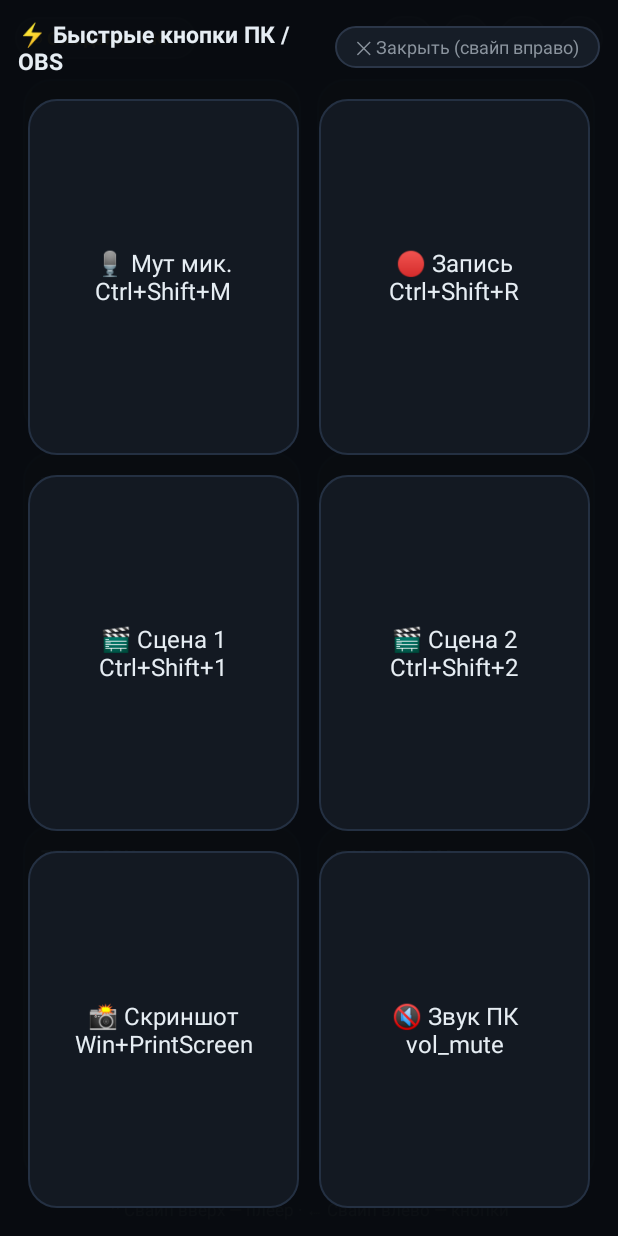
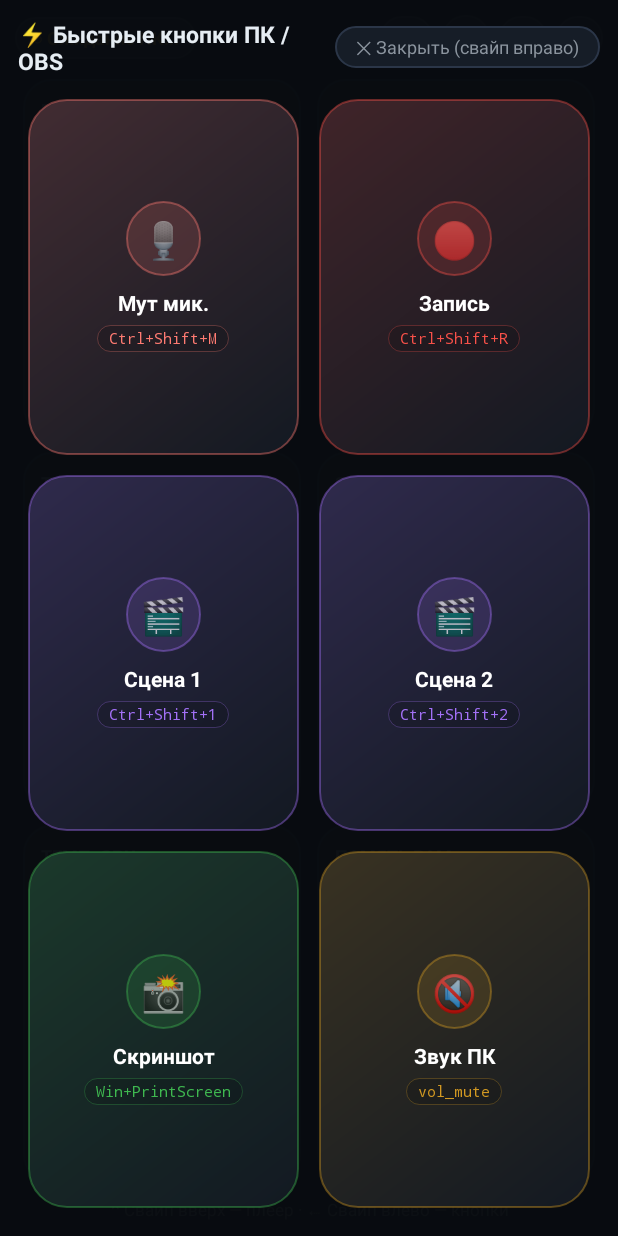
Before and after one commit to Spikpro15/Proces, an Android app: the screen it shows after launch (MainActivity), after a tap on an icon or button, on a phone screen of 412 x 824 dp. Run offline under Robolectric (Android 15) with nearby library versions, the phone set to English and light mode, and no system bars.

Commit message:
Add files via upload

```diff
--- a/android_app/app/src/main/java/com/pcmonitor/usb/MainActivity.kt
+++ b/android_app/app/src/main/java/com/pcmonitor/usb/MainActivity.kt
@@ -462,6 +462,28 @@ class MainActivity : AppCompatActivity() {
             cornerRadius = 28f
         }
 
+    private fun macroAccentFor(idx: Int, label: String): Int {
+        val low = label.lowercase()
+        return when {
+            "запис" in low || "стрим" in low || "rec" in low -> Color.parseColor("#F85149")
+            "мут" in low || "мик" in low || "mic" in low -> Color.parseColor("#FF7B72")
+            "сцен" in low || "scene" in low -> Color.parseColor("#A371F7")
+            "скрин" in low || "shot" in low -> Color.parseColor("#3FB950")
+            "звук" in low || "vol" in low -> Color.parseColor("#D29922")
+            else -> listOf("#58A6FF", "#A371F7", "#3FB950", "#FF8A50", "#F85149", "#2DD4BF")[idx % 6].let { Color.parseColor(it) }
+        }
+    }
+
+    private fun splitIconAndTitle(raw: String): Pair<String, String> {
+        val trimmed = raw.trim()
+        val sp = trimmed.indexOf(' ')
+        return if (sp in 1..4) {
+            trimmed.substring(0, sp) to trimmed.substring(sp + 1).trim()
+        } else {
+            "⚡" to trimmed
+        }
+    }
+
     private fun rebuildMacroGrid() {
         macroGrid.removeAllViews()
         val th = themes[currentTheme] ?: themes["midnight"]!!
@@ -472,27 +494,68 @@ class MainActivity : AppCompatActivity() {
         macroGrid.columnCount = cols
         macroGrid.rowCount = rows
 
+        val inflater = LayoutInflater.from(this)
         macros.forEachIndexed { idx, m ->
-            val btn = TextView(this).apply {
-                text = "${m.label}\n${m.hotkey}"
-                setTextColor(Color.parseColor("#E6EDF3"))
-                setTextSize(TypedValue.COMPLEX_UNIT_SP, 16f)
-                gravity = Gravity.CENTER
-                background = makeCardDrawable(th.card, th.border)
-                setPadding(16, 16, 16, 16)
-                setOnClickListener { v ->
-                    v.animate().scaleX(0.94f).scaleY(0.94f).setDuration(80).withEndAction {
-                        v.animate().scaleX(1f).scaleY(1f).setDuration(90).start()
+            val tile = inflater.inflate(R.layout.item_macro_tile, macroGrid, false)
+            val accent = macroAccentFor(idx, m.label)
+            val (icon, title) = splitIconAndTitle(m.label)
+
+            val softBg = Color.argb(38, Color.red(accent), Color.green(accent), Color.blue(accent))
+            val subtleBorder = Color.argb(105, Color.red(accent), Color.green(accent), Color.blue(accent))
+            val normalBg = GradientDrawable(
+                GradientDrawable.Orientation.TL_BR,
+                intArrayOf(
+                    Color.argb(255, ((Color.red(th.card) * 4 + Color.red(accent)) / 5), ((Color.green(th.card) * 4 + Color.green(accent)) / 5), ((Color.blue(th.card) * 4 + Color.blue(accent)) / 5)),
+                    th.card
+                )
+            ).apply {
+                cornerRadius = 38f
+                setStroke(2, subtleBorder)
+            }
+            val flashBg = GradientDrawable().apply {
+                setColor(Color.argb(95, Color.red(accent), Color.green(accent), Color.blue(accent)))
+                cornerRadius = 38f
+                setStroke(3, accent)
+            }
+
+            tile.background = normalBg
+
+            val tvIcon = tile.findViewById<TextView>(R.id.tvMacroIcon)
+            val tvTitle = tile.findViewById<TextView>(R.id.tvMacroTitle)
+            val tvKey = tile.findViewById<TextView>(R.id.tvMacroHotkey)
+
+            tvIcon.text = icon
+            tvIcon.background = GradientDrawable().apply {
+                shape = GradientDrawable.OVAL
+                setColor(softBg)
+                setStroke(2, subtleBorder)
+            }
+            tvTitle.text = title
+            tvKey.text = m.hotkey
+            tvKey.setTextColor(accent)
+            tvKey.background = GradientDrawable().apply {
+                setColor(Color.parseColor("#22000000"))
+                cornerRadius = 18f
+                setStroke(1, Color.argb(70, Color.red(accent), Color.green(accent), Color.blue(accent)))
+            }
+
+            tile.setOnClickListener { v ->
+                v.performHapticFeedback(android.view.HapticFeedbackConstants.VIRTUAL_KEY)
+                v.background = flashBg
+                v.animate().scaleX(0.92f).scaleY(0.92f).setDuration(80).withEndAction {
+                    v.animate().scaleX(1f).scaleY(1f).setDuration(120).withEndAction {
+                        v.background = normalBg
                     }.start()
-                    sendPost(macroUrl, JSONObject().put("hotkey", m.hotkey))
-                }
+                }.start()
+                sendPost(macroUrl, JSONObject().put("hotkey", m.hotkey))
             }
+
             val params = GridLayout.LayoutParams(
                 GridLayout.spec(idx / cols, 1f),
                 GridLayout.spec(idx % cols, 1f)
             ).apply { width = 0; height = 0; setMargins(10, 10, 10, 10) }
-            btn.layoutParams = params
-            macroGrid.addView(btn)
+            tile.layoutParams = params
+            macroGrid.addView(tile)
         }
     }
 
--- /dev/null
+++ b/android_app/app/src/main/res/layout/item_macro_tile.xml
@@ -0,0 +1,46 @@
+<?xml version="1.0" encoding="utf-8"?>
+<LinearLayout xmlns:android="http://schemas.android.com/apk/res/android"
+    android:id="@+id/macroTileRoot"
+    android:layout_width="0dp"
+    android:layout_height="0dp"
+    android:background="@drawable/card_bg"
+    android:elevation="6dp"
+    android:gravity="center"
+    android:orientation="vertical"
+    android:padding="12dp">
+
+    <TextView
+        android:id="@+id/tvMacroIcon"
+        android:layout_width="50dp"
+        android:layout_height="50dp"
+        android:gravity="center"
+        android:text="⚡"
+        android:textSize="24sp" />
+
+    <TextView
+        android:id="@+id/tvMacroTitle"
+        android:layout_width="match_parent"
+        android:layout_height="wrap_content"
+        android:layout_marginTop="8dp"
+        android:ellipsize="end"
+        android:gravity="center"
+        android:maxLines="1"
+        android:text="Кнопка"
+        android:textColor="#FFFFFF"
+        android:textSize="14sp"
+        android:textStyle="bold" />
+
+    <TextView
+        android:id="@+id/tvMacroHotkey"
+        android:layout_width="wrap_content"
+        android:layout_height="wrap_content"
+        android:layout_marginTop="5dp"
+        android:fontFamily="monospace"
+        android:paddingLeft="8dp"
+        android:paddingTop="2dp"
+        android:paddingRight="8dp"
+        android:paddingBottom="2dp"
+        android:text="Ctrl+Shift+M"
+        android:textColor="#9AA6B2"
+        android:textSize="10sp" />
+</LinearLayout>
```
Also changed, not shown: 1 other file.
